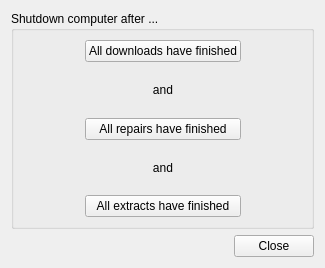
This is gui/dlgpoweroff.ui in ensisoft/newsflash-plus as Qt 5 draws it before an edit. The edited form follows.
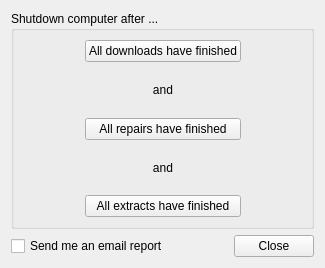
This is the edited form. Icons and pictures are not drawn.

Commit message:
First classes and design of the reporting functionality
First classes and design of the reporting functionality. Reporting
is a mechanism where the user can have a report sent to their email
summarizing the status of the work that was scheduled to be completed
before system shutdown (poweroff).

There's no actual report generation yet.

Patch:
```diff
--- a/gui/dlgpoweroff.ui
+++ b/gui/dlgpoweroff.ui
@@ -130,6 +130,16 @@
    </item>
    <item>
     <layout class="QHBoxLayout" name="horizontalLayout_2">
+     <item>
+      <widget class="QCheckBox" name="chkSendEmail">
+       <property name="toolTip">
+        <string>Send an email report (summary) about the pending work</string>
+       </property>
+       <property name="text">
+        <string>Send me an email report</string>
+       </property>
+      </widget>
+     </item>
      <item>
       <spacer name="horizontalSpacer">
        <property name="orientation">
```
Left out of the diff: 2 changed lines with no effect on the pictures. The commit also changes 6 other files.
